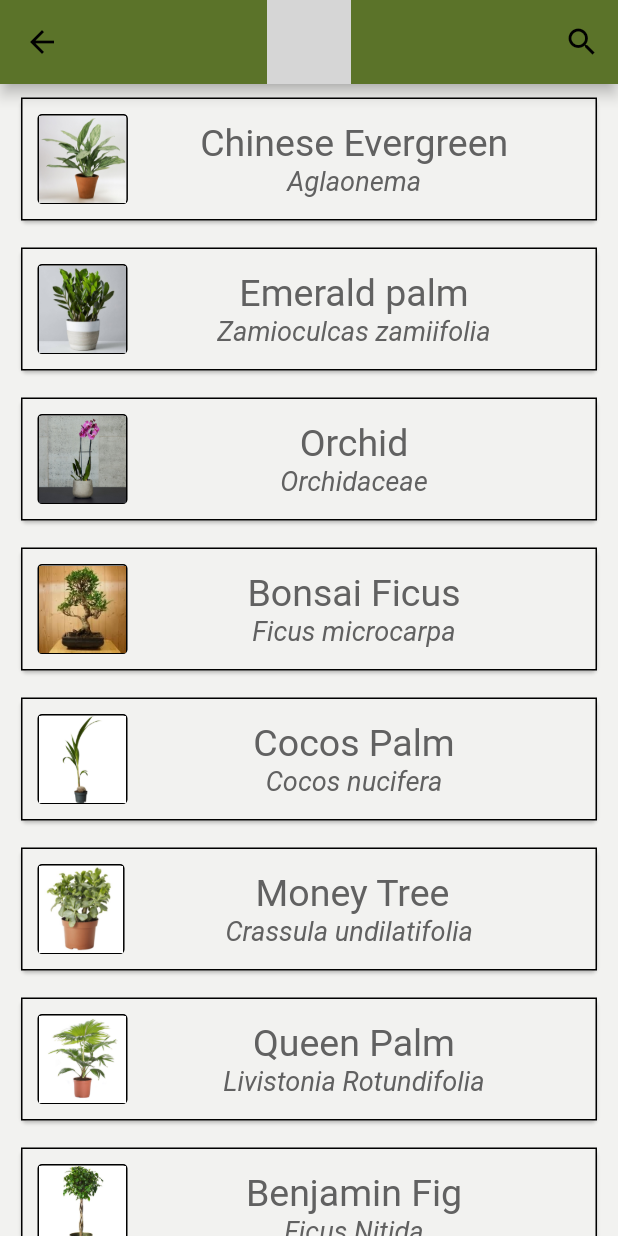
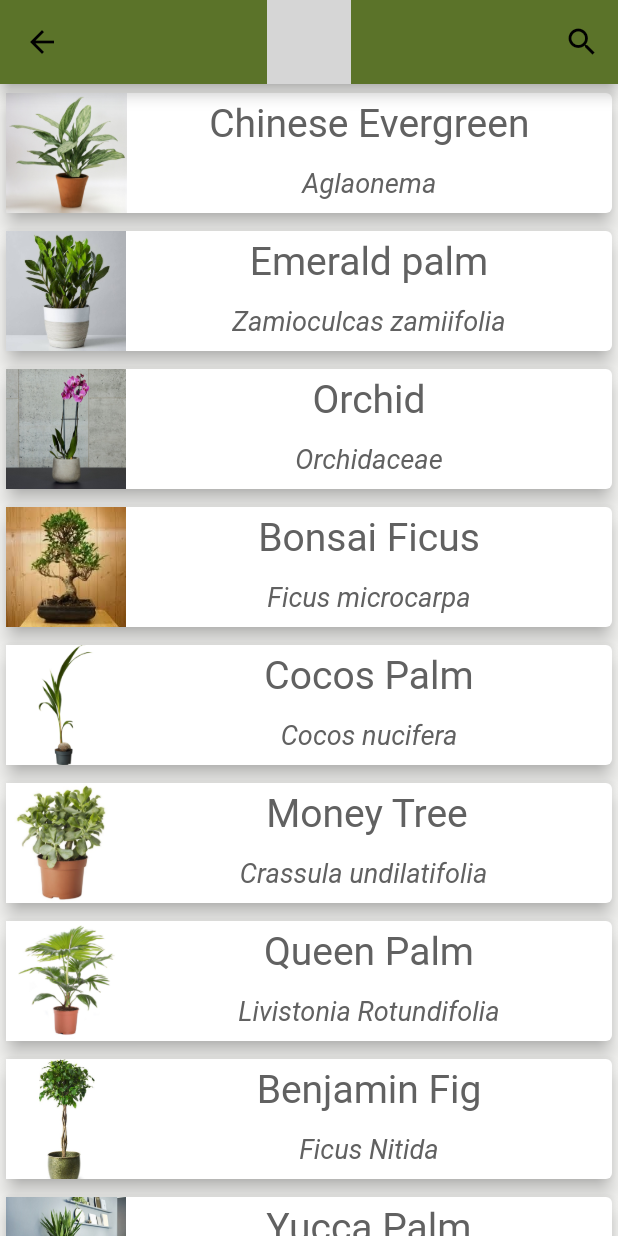
Before and after one commit to nip009/water_plant, a Flutter app: the SearchPlantInfo screen opened directly with empty values, on a phone screen of 412 x 824 dp. Run offline on Flutter 3.47's test engine with Material 2 defaults, Android fonts, the phone set to English and light mode, and no system bars; our stand-ins replace gradient_app_bar; missing offline and left inert: custom_navigator; grey boxes are pictures that could not be loaded.

Commit message:
Change design of cards in search

```diff
--- a/lib/src/screens/search_plant_info/search_plant_info.dart
+++ b/lib/src/screens/search_plant_info/search_plant_info.dart
@@ -2,6 +2,7 @@ import 'package:flutter/material.dart';
 import 'package:water_plant/objects/plant/plant.dart';
 import 'package:water_plant/objects/watertankdevice/water_tank_device.dart';
 import 'package:water_plant/constants.dart' as Constants;
+import 'package:water_plant/src/screens/plant_hero/plant_hero.dart';
 
 class SearchPlantInfo extends StatelessWidget {
   final List<WaterTankDevice> tanks;
@@ -105,7 +106,7 @@ class SearchPlantInfo extends StatelessWidget {
       ),
       body: ListView(
         children: <Widget>[
-          for (Plant plant in allPlants) createPlantCard(plant),
+          for (Plant plant in allPlants) createPlantCard(context, plant),
         ],
       ),
     );
@@ -123,6 +124,7 @@ class CustomSearchDelegate extends SearchDelegate {
         );
 
   List<Plant> allPlants;
+  List<Plant> history = [];
 
   List<Plant> searchForPlants(String name) {
     List<Plant> found = [];
@@ -132,6 +134,17 @@ class CustomSearchDelegate extends SearchDelegate {
       }
     }
     return found;
+  }
+
+  @override
+  ThemeData appBarTheme(BuildContext context) {
+    final ThemeData theme = Theme.of(context);
+    return theme.copyWith(
+      primaryColor: Constants.BOTTOM_NAVIGATION_BAR_COLOR,
+      primaryIconTheme: theme.primaryIconTheme,
+      primaryColorBrightness: theme.primaryColorBrightness,
+      primaryTextTheme: theme.primaryTextTheme,
+    );
   }
 
   @override
@@ -147,14 +160,14 @@ class CustomSearchDelegate extends SearchDelegate {
     if (this.query == '') {
       return ListView(
         children: <Widget>[
-          for (Plant plant in allPlants) createPlantCard(plant),
+          for (Plant plant in allPlants) createPlantCard(context, plant),
         ],
       );
     } else {
       List<Plant> foundPlants = searchForPlants(this.query);
       return ListView(
         children: <Widget>[
-          for (Plant p in foundPlants) createPlantCard(p),
+          for (Plant plant in foundPlants) createPlantCard(context, plant),
         ],
       );
     }
@@ -165,14 +178,15 @@ class CustomSearchDelegate extends SearchDelegate {
     List<Plant> foundPlants = searchForPlants(this.query);
     return ListView(
       children: <Widget>[
-        for (Plant plant in foundPlants) createPlantCard(plant),
+        for (Plant plant in foundPlants) createPlantCard(context, plant),
       ],
     );
   }
 
   @override
   List<Widget> buildActions(BuildContext context) => [
-        Container(
+        this.query.length > 0
+            ? Container(
                 child: IconButton(
                   icon: Icon(Icons.clear),
                   onPressed: () {
@@ -180,17 +194,82 @@ class CustomSearchDelegate extends SearchDelegate {
                   },
                 ),
               )
+            : Container(),
       ];
 }
 
-Widget createPlantCard(Plant plant) {
+Widget createPlantCard(BuildContext context, Plant plant) {
+  return Container(
+    padding: EdgeInsets.only(top: 2, bottom: 2),
+    child: GestureDetector(
+      onTap: () {
+        Navigator.push(
+          context,
+          MaterialPageRoute(
+            builder: (_) {
+              return PlantHeroScreen(plant);
+            },
+          ),
+        );
+      },
+      child: Card(
+        elevation: 5,
+        //margin: EdgeInsets.fromLTRB(20, 10, 20, 10),
+        color: Colors.white,
+        child: Container(
+          padding: const EdgeInsets.all(0),
+          height: 80,
+          child: Row(
+            children: <Widget>[
+              Image.asset(plant.imageName),
+              Expanded(
+                child: Container(
+                  child: Column(
+                    mainAxisSize: MainAxisSize.max,
+                    children: <Widget>[
+                      Expanded(
+                        child: Container(
+                          child: Align(
+                            alignment: Alignment.center,
+                            child: Text(
+                              plant.name,
+                              overflow: TextOverflow.ellipsis,
+                              style: TextStyle(
+                                  fontSize: 26, fontWeight: FontWeight.w400),
+                            ),
+                          ),
+                        ),
+                      ),
+                      Expanded(
+                        child: Container(
+                          alignment: Alignment.center,
+                          child: Text(
+                            '${plant.latinName}',
+                            style: TextStyle(
+                                fontSize: 18, fontStyle: FontStyle.italic),
+                          ),
+                        ),
+                      ),
+                    ],
+                  ),
+                ),
+              ),
+            ],
+          ),
+        ),
+      ),
+    ),
+  );
+}
+
+/*Widget createPlantCard(Plant plant) {
   return GestureDetector(
     onTap: () {
       print('${plant.name}');
     },
     child: Container(
       padding: EdgeInsets.fromLTRB(10, 5, 10, 5),
-      height: 100,
+      height: 120,
       child: Card(
         child: Container(
           padding: EdgeInsets.all(10),
@@ -218,7 +297,7 @@ Widget createPlantCard(Plant plant) {
                       Container(
                         alignment: Alignment.center,
                         child: Text(
-                          '${plant.name}',
+                          '${plant.name.toUpperCase()}',
                           style: TextStyle(
                             fontSize: 25,
                           ),
@@ -243,4 +322,4 @@ Widget createPlantCard(Plant plant) {
       ),
     ),
   );
-}
+}*/
```
Also changed, not shown: assets/logo_white_background.png, assets/logo_white_background_ja.png (added). Lines whose indentation alone changed are shown as unchanged.
